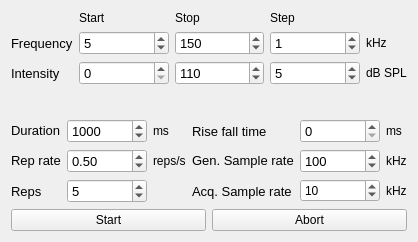
portfors-lab/sparkle, file main/tuning_curve.ui: the form before one commit.
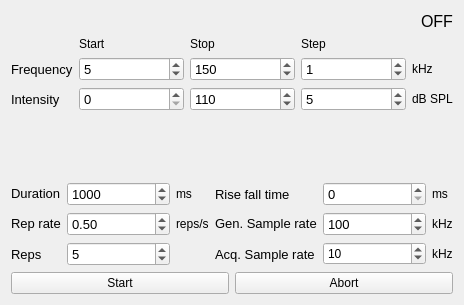
The form after the commit.

Commit message: moved some calibration code around to be more generic. Startin to code tuning curve (i.e., I have copy-pasted, but not tested)

```diff
--- a/main/tuning_curve.ui
+++ b/main/tuning_curve.ui
@@ -6,14 +6,43 @@
    <rect>
     <x>0</x>
     <y>0</y>
-    <width>418</width>
-    <height>242</height>
+    <width>464</width>
+    <height>305</height>
    </rect>
   </property>
   <property name="windowTitle">
    <string>Form</string>
   </property>
   <layout class="QVBoxLayout" name="verticalLayout">
+   <item>
+    <layout class="QHBoxLayout" name="horizontalLayout">
+     <item>
+      <spacer name="horizontalSpacer">
+       <property name="orientation">
+        <enum>Qt::Horizontal</enum>
+       </property>
+       <property name="sizeHint" stdset="0">
+        <size>
+         <width>40</width>
+         <height>20</height>
+        </size>
+       </property>
+      </spacer>
+     </item>
+     <item>
+      <widget class="QLabel" name="running_label">
+       <property name="font">
+        <font>
+         <pointsize>12</pointsize>
+        </font>
+       </property>
+       <property name="text">
+        <string>OFF</string>
+       </property>
+      </widget>
+     </item>
+    </layout>
+   </item>
    <item>
     <layout class="QGridLayout" name="gridLayout_2">
      <item row="2" column="2">
```
The commit also changes 6 other files.
